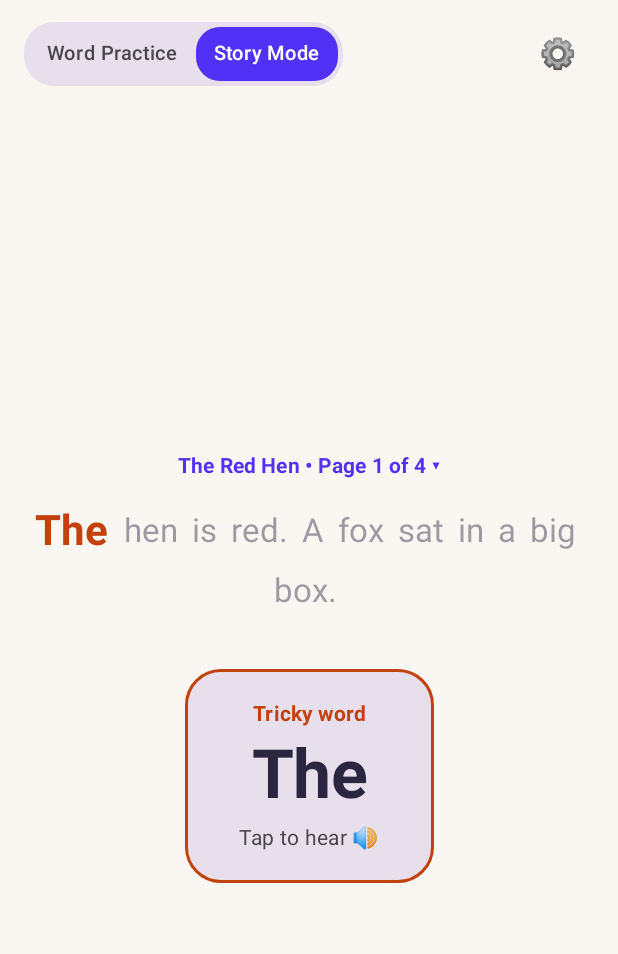
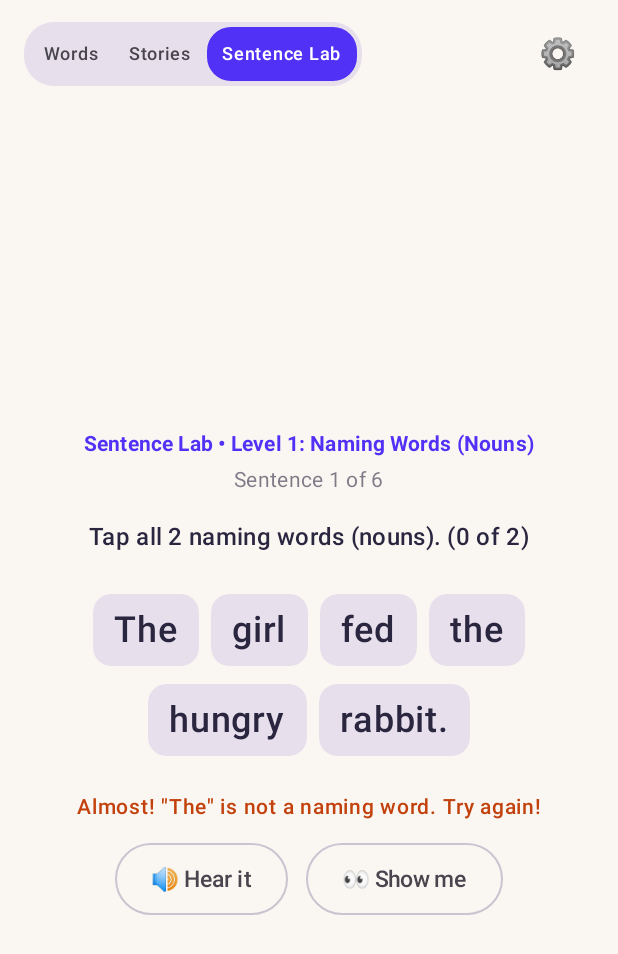
Before and after one commit to alexcch-byte/dragon-readers, an Android app built with Jetpack Compose: the screen it shows after launch (MainActivity), after a tap on "The", on a phone screen of 412 x 824 dp. Shown: the top 954 px of the screen. Run offline under Robolectric (Android 15) with nearby library versions, the phone set to English and light mode, and no system bars; 3 other taps on this screen came first.

Commit message:
Cycle 15: GitHub Actions CI workflow, Android Sentence Lab Level 1, and 3-mode switcher

```diff
--- a/app/src/main/java/com/example/earlyreader/MainActivity.kt
+++ b/app/src/main/java/com/example/earlyreader/MainActivity.kt
@@ -67,6 +67,7 @@ import com.example.earlyreader.model.WordBank
 import com.example.earlyreader.model.WordData
 import com.example.earlyreader.storage.ProgressStorage
 import com.example.earlyreader.ui.scrub.SegmentedScrubBar
+import com.example.earlyreader.ui.sentences.SentenceLabScreen
 import com.example.earlyreader.ui.theme.EarlyReaderTheme
 import com.example.earlyreader.ui.theme.VioletPrimary
 import com.example.earlyreader.ui.theme.WarmAccent
@@ -76,6 +77,7 @@ import kotlinx.coroutines.launch
 enum class AppMode {
     WORD_PRACTICE,
     STORY_MODE,
+    SENTENCE_LAB,
 }
 
 class MainActivity : ComponentActivity() {
@@ -150,10 +152,10 @@ fun EarlyReaderApp(
     speechManager: SpeechManager? = null,
     onSpeakWord: (String) -> Unit = {},
 ) {
-    val initialMode = if (progressStorage?.lastAppMode == ProgressStorage.MODE_STORY) {
-        AppMode.STORY_MODE
-    } else {
-        AppMode.WORD_PRACTICE
+    val initialMode = when (progressStorage?.lastAppMode) {
+        ProgressStorage.MODE_STORY -> AppMode.STORY_MODE
+        ProgressStorage.MODE_SENTENCES -> AppMode.SENTENCE_LAB
+        else -> AppMode.WORD_PRACTICE
     }
     var appMode by rememberSaveable { mutableStateOf(initialMode) }
     var selectedStoryIndex by rememberSaveable {
@@ -179,8 +181,11 @@ fun EarlyReaderApp(
 
     val handleModeChange: (AppMode) -> Unit = { mode ->
         appMode = mode
-        progressStorage?.lastAppMode =
-            if (mode == AppMode.STORY_MODE) ProgressStorage.MODE_STORY else ProgressStorage.MODE_WORDS
+        progressStorage?.lastAppMode = when (mode) {
+            AppMode.STORY_MODE -> ProgressStorage.MODE_STORY
+            AppMode.SENTENCE_LAB -> ProgressStorage.MODE_SENTENCES
+            AppMode.WORD_PRACTICE -> ProgressStorage.MODE_WORDS
+        }
     }
 
     val handleStorySelect: (Int) -> Unit = { idx ->
@@ -218,7 +223,7 @@ fun EarlyReaderApp(
                 horizontalArrangement = Arrangement.SpaceBetween,
                 verticalAlignment = Alignment.CenterVertically,
             ) {
-                // Mode Toggle
+                // 3-Mode Toggle
                 Row(
                     modifier = Modifier
                         .clip(RoundedCornerShape(20.dp))
@@ -231,12 +236,12 @@ fun EarlyReaderApp(
                             .clip(RoundedCornerShape(16.dp))
                             .background(if (appMode == AppMode.WORD_PRACTICE) VioletPrimary else Color.Transparent)
                             .clickable { handleModeChange(AppMode.WORD_PRACTICE) }
-                            .padding(horizontal = 12.dp, vertical = 6.dp),
+                            .padding(horizontal = 10.dp, vertical = 6.dp),
                     ) {
                         Text(
-                            text = "Word Practice",
+                            text = "Words",
                             color = if (appMode == AppMode.WORD_PRACTICE) Color.White else MaterialTheme.colorScheme.onSurfaceVariant,
-                            fontSize = 13.sp,
+                            fontSize = 12.sp,
                             fontWeight = FontWeight.SemiBold,
                         )
                     }
@@ -245,12 +250,26 @@ fun EarlyReaderApp(
                             .clip(RoundedCornerShape(16.dp))
                             .background(if (appMode == AppMode.STORY_MODE) VioletPrimary else Color.Transparent)
                             .clickable { handleModeChange(AppMode.STORY_MODE) }
-                            .padding(horizontal = 12.dp, vertical = 6.dp),
+                            .padding(horizontal = 10.dp, vertical = 6.dp),
                     ) {
                         Text(
-                            text = "Story Mode",
+                            text = "Stories",
                             color = if (appMode == AppMode.STORY_MODE) Color.White else MaterialTheme.colorScheme.onSurfaceVariant,
-                            fontSize = 13.sp,
+                            fontSize = 12.sp,
+                            fontWeight = FontWeight.SemiBold,
+                        )
+                    }
+                    Box(
+                        modifier = Modifier
+                            .clip(RoundedCornerShape(16.dp))
+                            .background(if (appMode == AppMode.SENTENCE_LAB) VioletPrimary else Color.Transparent)
+                            .clickable { handleModeChange(AppMode.SENTENCE_LAB) }
+                            .padding(horizontal = 10.dp, vertical = 6.dp),
+                    ) {
+                        Text(
+                            text = "Sentence Lab",
+                            color = if (appMode == AppMode.SENTENCE_LAB) Color.White else MaterialTheme.colorScheme.onSurfaceVariant,
+                            fontSize = 12.sp,
                             fontWeight = FontWeight.SemiBold,
                         )
                     }
@@ -300,6 +319,11 @@ fun EarlyReaderApp(
                                 },
                             )
                         }
+                    }
+                    AppMode.SENTENCE_LAB -> {
+                        SentenceLabScreen(
+                            onSpeakSentence = onSpeakWord,
+                        )
                     }
                 }
             }
--- a/app/src/main/java/com/example/earlyreader/storage/ProgressStorage.kt
+++ b/app/src/main/java/com/example/earlyreader/storage/ProgressStorage.kt
@@ -46,5 +46,6 @@ class ProgressStorage(context: Context) {
 
         const val MODE_WORDS = "WORDS"
         const val MODE_STORY = "STORY"
+        const val MODE_SENTENCES = "SENTENCES"
     }
 }
--- /dev/null
+++ b/app/src/main/java/com/example/earlyreader/ui/sentences/SentenceLabScreen.kt
@@ -0,0 +1,333 @@
+package com.example.earlyreader.ui.sentences
+
+import androidx.compose.animation.AnimatedVisibility
+import androidx.compose.animation.fadeIn
+import androidx.compose.animation.fadeOut
+import androidx.compose.animation.scaleIn
+import androidx.compose.foundation.BorderStroke
+import androidx.compose.foundation.background
+import androidx.compose.foundation.clickable
+import androidx.compose.foundation.layout.Arrangement
+import androidx.compose.foundation.layout.Box
+import androidx.compose.foundation.layout.Column
+import androidx.compose.foundation.layout.ExperimentalLayoutApi
+import androidx.compose.foundation.layout.FlowRow
+import androidx.compose.foundation.layout.Row
+import androidx.compose.foundation.layout.Spacer
+import androidx.compose.foundation.layout.fillMaxSize
+import androidx.compose.foundation.layout.fillMaxWidth
+import androidx.compose.foundation.layout.height
+import androidx.compose.foundation.layout.padding
+import androidx.compose.foundation.shape.RoundedCornerShape
+import androidx.compose.material3.Button
+import androidx.compose.material3.MaterialTheme
+import androidx.compose.material3.OutlinedButton
+import androidx.compose.material3.Surface
+import androidx.compose.material3.Text
+import androidx.compose.runtime.Composable
+import androidx.compose.runtime.LaunchedEffect
+import androidx.compose.runtime.getValue
+import androidx.compose.runtime.mutableIntStateOf
+import androidx.compose.runtime.mutableStateOf
+import androidx.compose.runtime.remember
+import androidx.compose.runtime.saveable.rememberSaveable
+import androidx.compose.runtime.setValue
+import androidx.compose.ui.Alignment
+import androidx.compose.ui.Modifier
+import androidx.compose.ui.draw.clip
+import androidx.compose.ui.graphics.Color
+import androidx.compose.ui.semantics.LiveRegionMode
+import androidx.compose.ui.semantics.contentDescription
+import androidx.compose.ui.semantics.liveRegion
+import androidx.compose.ui.semantics.semantics
+import androidx.compose.ui.text.font.FontWeight
+import androidx.compose.ui.tooling.preview.Preview
+import androidx.compose.ui.unit.dp
+import androidx.compose.ui.unit.sp
+import com.example.earlyreader.ui.theme.EarlyReaderTheme
+import com.example.earlyreader.ui.theme.TextDark
+import com.example.earlyreader.ui.theme.VioletPrimary
+import com.example.earlyreader.ui.theme.WarmAccent
+import kotlinx.coroutines.delay
+
+data class SentenceLabItem(
+    val text: String,
+    val tags: List<String>,
+) {
+    val words: List<String> = text.split(" ")
+    val nounIndices: Set<Int> = tags.mapIndexedNotNull { idx, tag ->
+        if (tag == "noun") idx else null
+    }.toSet()
+}
+
+object SentenceLabData {
+    val level1Items: List<SentenceLabItem> = listOf(
+        SentenceLabItem(
+            text = "The girl fed the hungry rabbit.",
+            tags = listOf("det", "noun", "verb", "det", "adj", "noun"),
+        ),
+        SentenceLabItem(
+            text = "Dad cooked soup in the kitchen.",
+            tags = listOf("noun", "verb", "noun", "prep", "det", "noun"),
+        ),
+        SentenceLabItem(
+            text = "The teacher put books on the shelf.",
+            tags = listOf("det", "noun", "verb", "noun", "prep", "det", "noun"),
+        ),
+        SentenceLabItem(
+            text = "A tall tree grew beside the river.",
+            tags = listOf("det", "adj", "noun", "verb", "prep", "det", "noun"),
+        ),
+        SentenceLabItem(
+            text = "My brother found a coin under the table.",
+            tags = listOf("det", "noun", "verb", "det", "noun", "prep", "det", "noun"),
+        ),
+        SentenceLabItem(
+            text = "The farmer carried apples to the market.",
+            tags = listOf("det", "noun", "verb", "noun", "prep", "det", "noun"),
+        ),
+    )
+}
+
+val NounHighlightBg = Color(0xFFDBEAFE)
+val NounHighlightBorder = Color(0xFF2563EB)
+val NounHighlightText = Color(0xFF1E40AF)
+
+@OptIn(ExperimentalLayoutApi::class)
+@Composable
+fun SentenceLabScreen(
+    items: List<SentenceLabItem> = SentenceLabData.level1Items,
+    onSpeakSentence: (String) -> Unit = {},
+    onLevelCompleted: () -> Unit = {},
+) {
+    var itemIndex by rememberSaveable { mutableIntStateOf(0) }
+    var selectedIndices by rememberSaveable { mutableStateOf(setOf<Int>()) }
+    var nudgeMessage by remember { mutableStateOf<String?>(null) }
+    var isShowingSolution by rememberSaveable { mutableStateOf(false) }
+    var showReward by rememberSaveable { mutableStateOf(false) }
+    var levelFinished by rememberSaveable { mutableStateOf(false) }
+
+    val curItem = items[itemIndex % items.size]
+    val totalNouns = curItem.nounIndices.size
+    val foundCount = selectedIndices.intersect(curItem.nounIndices).size
+    val isComplete = foundCount == totalNouns
+
+    Box(modifier = Modifier.fillMaxSize()) {
+        Column(
+            modifier = Modifier
+                .fillMaxSize()
+                .padding(horizontal = 20.dp, vertical = 12.dp),
+            horizontalAlignment = Alignment.CenterHorizontally,
+            verticalArrangement = Arrangement.Center,
+        ) {
+            if (levelFinished) {
+                Text(
+                    text = "Level 1 Finished! 🎉",
+                    style = MaterialTheme.typography.headlineMedium,
+                    fontWeight = FontWeight.Bold,
+                    color = VioletPrimary,
+                )
+                Spacer(modifier = Modifier.height(12.dp))
+                Text(
+                    text = "⭐⭐⭐⭐⭐⭐",
+                    fontSize = 32.sp,
+                )
+                Spacer(modifier = Modifier.height(8.dp))
+                Text(
+                    text = "You found all the naming words in 6 sentences!",
+                    style = MaterialTheme.typography.bodyLarge,
+                    color = TextDark,
+                )
+                Spacer(modifier = Modifier.height(24.dp))
+                Button(
+                    onClick = {
+                        itemIndex = 0
+                        selectedIndices = emptySet()
+                        nudgeMessage = null
+                        isShowingSolution = false
+                        levelFinished = false
+                    },
+                    modifier = Modifier.height(52.dp),
+                ) {
+                    Text(text = "↺ Play Level 1 Again", fontSize = 16.sp)
+                }
+            } else {
+                // Header
+                Text(
+                    text = "Sentence Lab • Level 1: Naming Words (Nouns)",
+                    style = MaterialTheme.typography.titleSmall,
+                    color = VioletPrimary,
+                    fontWeight = FontWeight.Bold,
+                )
+                Spacer(modifier = Modifier.height(4.dp))
+                Text(
+                    text = "Sentence ${itemIndex + 1} of ${items.size}",
+                    style = MaterialTheme.typography.bodyMedium,
+                    color = MaterialTheme.colorScheme.onBackground.copy(alpha = 0.6f),
+                )
+
+                Spacer(modifier = Modifier.height(16.dp))
+
+                Text(
+                    text = if (isComplete) "All $totalNouns naming words found! Great job!" else "Tap all $totalNouns naming words (nouns). ($foundCount of $totalNouns)",
+                    style = MaterialTheme.typography.titleMedium,
+                    fontWeight = FontWeight.SemiBold,
+                    color = if (isComplete) VioletPrimary else TextDark,
+                )
+
+                Spacer(modifier = Modifier.height(20.dp))
+
+                // Words FlowRow
+                FlowRow(
+                    modifier = Modifier
+                        .fillMaxWidth()
+                        .padding(horizontal = 8.dp),
+                    horizontalArrangement = Arrangement.Center,
+                    verticalArrangement = Arrangement.Center,
+                ) {
+                    curItem.words.forEachIndexed { idx, word ->
+                        val isNoun = curItem.nounIndices.contains(idx)
+                        val isSelected = selectedIndices.contains(idx) || (isShowingSolution && isNoun)
+
+                        Surface(
+                            shape = RoundedCornerShape(12.dp),
+                            color = if (isSelected && isNoun) NounHighlightBg else MaterialTheme.colorScheme.surfaceVariant,
+                            border = if (isSelected && isNoun) BorderStroke(2.dp, NounHighlightBorder) else null,
+                            modifier = Modifier
+                                .padding(horizontal = 4.dp, vertical = 6.dp)
+                                .clip(RoundedCornerShape(12.dp))
+                                .clickable {
+                                    if (isNoun) {
+                                        selectedIndices = selectedIndices + idx
+                                        nudgeMessage = null
+                                        if (selectedIndices.intersect(curItem.nounIndices).size == totalNouns) {
+                                            showReward = true
+                                        }
+                                    } else {
+                                        nudgeMessage = "Almost! \"${word.trimEnd('.', '!', '?', ',')}\" is not a naming word. Try again!"
+                                    }
+                                }
+                                .semantics {
+                                    contentDescription = "$word" + if (isSelected && isNoun) ", identified as noun" else ""
+                                },
+                        ) {
+                            Column(
+                                modifier = Modifier.padding(horizontal = 14.dp, vertical = 10.dp),
+                                horizontalAlignment = Alignment.CenterHorizontally,
+                            ) {
+                                Text(
+                                    text = word,
+                                    fontSize = 24.sp,
+                                    fontWeight = if (isSelected && isNoun) FontWeight.Bold else FontWeight.Medium,
+                                    color = if (isSelected && isNoun) NounHighlightText else TextDark,
+                                )
+                                if (isSelected && isNoun) {
+                                    Text(
+                                        text = "🏷️ noun",
+                                        fontSize = 11.sp,
+                                        fontWeight = FontWeight.Bold,
+                                        color = NounHighlightBorder,
+                                    )
+                                }
+                            }
+                        }
+                    }
+                }
+
+                Spacer(modifier = Modifier.height(16.dp))
+
+                // Nudge message if incorrect tap
+                if (nudgeMessage != null) {
+                    Text(
+                        text = nudgeMessage ?: "",
+                        color = WarmAccent,
+                        fontSize = 14.sp,
+                        fontWeight = FontWeight.Medium,
+                        modifier = Modifier.padding(horizontal = 16.dp),
+                    )
+                    Spacer(modifier = Modifier.height(12.dp))
+                }
+
+                // Controls
+                Row(
+                    horizontalArrangement = Arrangement.spacedBy(12.dp),
+                    verticalAlignment = Alignment.CenterVertically,
+                ) {
+                    OutlinedButton(
+                        onClick = { onSpeakSentence(curItem.text) },
+                        modifier = Modifier.height(48.dp),
+                    ) {
+                        Text(text = "🔊 Hear it", fontSize = 15.sp)
+                    }
+
+                    if (!isComplete) {
+                        OutlinedButton(
+                            onClick = {
+                                isShowingSolution = true
+                                selectedIndices = selectedIndices + curItem.nounIndices
+                                showReward = true
+                            },
+                            modifier = Modifier.height(48.dp),
+                        ) {
+                            Text(text = "👀 Show me", fontSize = 15.sp)
+                        }
+                    }
+
+                    if (isComplete) {
+                        Button(
+                            onClick = {
+                                if (itemIndex < items.size - 1) {
+                                    itemIndex++
+                                    selectedIndices = emptySet()
+                                    nudgeMessage = null
+                                    isShowingSolution = false
+                                    showReward = false
+                                } else {
+                                    levelFinished = true
+                                    onLevelCompleted()
+                                }
+                            },
+                            modifier = Modifier.height(48.dp),
+                        ) {
+                            Text(
+                                text = if (itemIndex < items.size - 1) "Next sentence ▸" else "Finish Level 1 🎉",
+                                fontSize = 15.sp,
+                            )
+                        }
+                    }
+                }
+            }
+        }
+
+        AnimatedVisibility(
+            visible = showReward,
+            enter = fadeIn() + scaleIn(),
+            exit = fadeOut(),
+            modifier = Modifier.align(Alignment.TopCenter).padding(top = 16.dp),
+        ) {
+            Text(
+                text = "⭐",
+                fontSize = 64.sp,
+                modifier = Modifier.semantics {
+                    contentDescription = "Great job finding naming words!"
+                    liveRegion = LiveRegionMode.Polite
+                },
+            )
+        }
+
+        LaunchedEffect(showReward) {
+            if (showReward) {
+                delay(1200)
+                showReward = false
+            }
+        }
+    }
+}
+
+@Preview(name = "Sentence Lab Level 1", showBackground = true, backgroundColor = 0xFFFAF7F2)
+@Composable
+fun PreviewSentenceLabScreen() {
+    EarlyReaderTheme {
+        SentenceLabScreen()
+    }
+}
```
Also changed, not shown: 3 other files.
